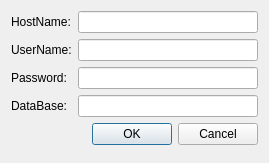
First picture: the form in configuratorview.ui, repository alexandrepossebom/qsc, before the edit.
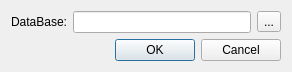
Second picture: the form after the edit.

Commit message: Changed the configuration window for SQLite.

Patch:
```diff
--- a/configuratorview.ui
+++ b/configuratorview.ui
@@ -6,59 +6,36 @@
    <rect>
     <x>0</x>
     <y>0</y>
-    <width>269</width>
-    <height>163</height>
+    <width>292</width>
+    <height>69</height>
    </rect>
   </property>
   <property name="windowTitle">
    <string>Configurações</string>
   </property>
-  <layout class="QFormLayout" name="formLayout">
-   <item row="0" column="0">
-    <widget class="QLabel" name="label">
-     <property name="text">
-      <string>HostName:</string>
-     </property>
-    </widget>
+  <layout class="QVBoxLayout" name="verticalLayout">
+   <item>
+    <layout class="QHBoxLayout" name="horizontalLayout">
+     <item>
+      <widget class="QLabel" name="label_4">
+       <property name="text">
+        <string>DataBase:</string>
+       </property>
+      </widget>
+     </item>
+     <item>
+      <widget class="QLineEdit" name="databaseLineEdit"/>
+     </item>
+     <item>
+      <widget class="QToolButton" name="toolButton">
+       <property name="text">
+        <string>...</string>
+       </property>
+      </widget>
+     </item>
+    </layout>
    </item>
-   <item row="0" column="1">
-    <widget class="QLineEdit" name="hostnameLineEdit"/>
-   </item>
-   <item row="1" column="0">
-    <widget class="QLabel" name="label_2">
-     <property name="text">
-      <string>UserName:</string>
-     </property>
-    </widget>
-   </item>
-   <item row="1" column="1">
-    <widget class="QLineEdit" name="usernameLineEdit"/>
-   </item>
-   <item row="2" column="0">
-    <widget class="QLabel" name="label_3">
-     <property name="text">
-      <string>Password:</string>
-     </property>
-    </widget>
-   </item>
-   <item row="2" column="1">
-    <widget class="QLineEdit" name="passwordLineEdit">
-     <property name="echoMode">
-      <enum>QLineEdit::Password</enum>
-     </property>
-    </widget>
-   </item>
-   <item row="3" column="0">
-    <widget class="QLabel" name="label_4">
-     <property name="text">
-      <string>DataBase:</string>
-     </property>
-    </widget>
-   </item>
-   <item row="3" column="1">
-    <widget class="QLineEdit" name="databaseLineEdit"/>
-   </item>
-   <item row="4" column="0" colspan="2">
+   <item>
     <widget class="QDialogButtonBox" name="buttonBox">
      <property name="orientation">
       <enum>Qt::Horizontal</enum>
```
The commit also changes 3 other files.
